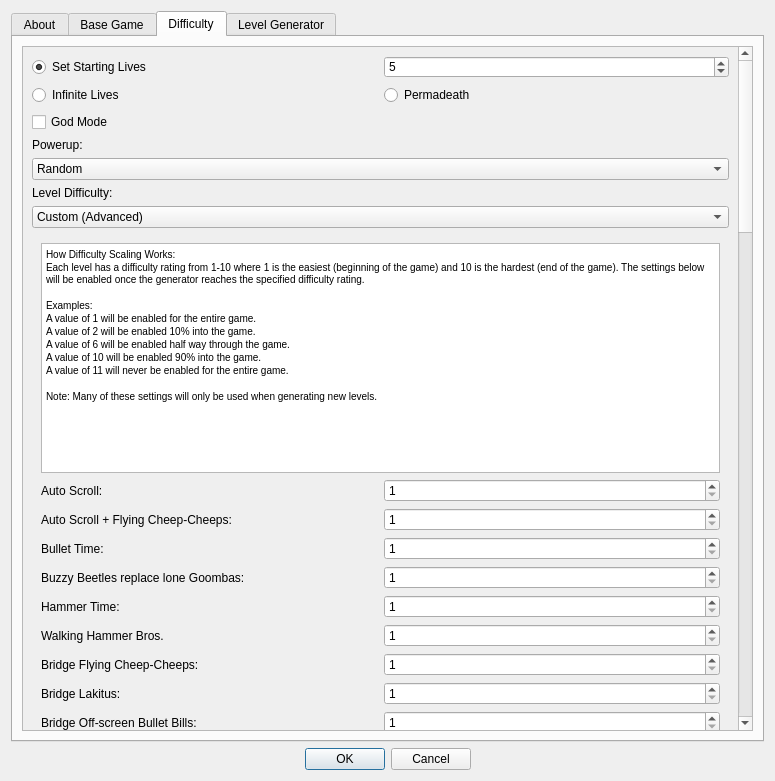
Qt form SMB1/SMB1_Compliance_To_SMB1/Configure_Settings_Form.ui (Coolcord/Level-Headed) before a commit.
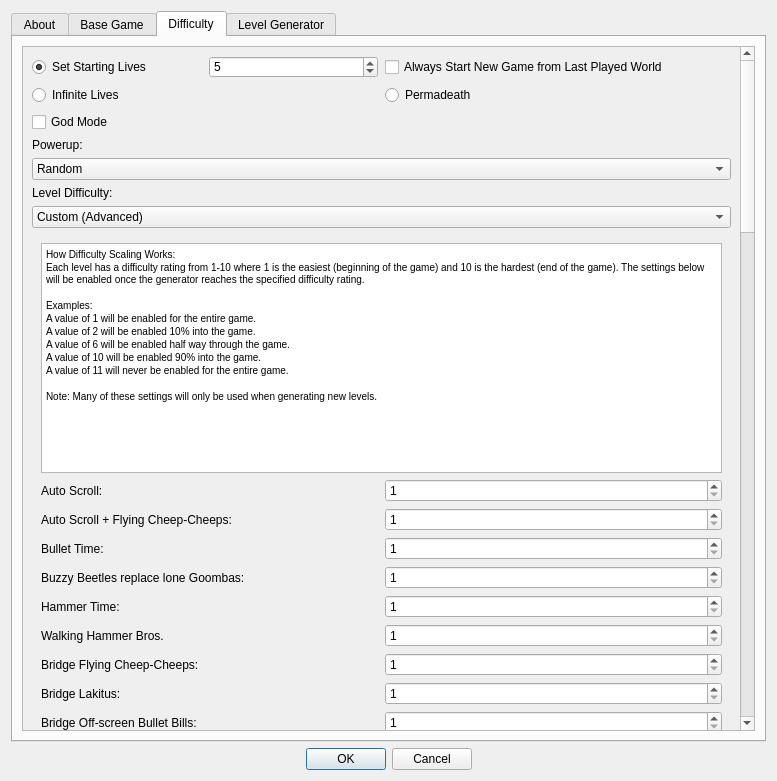
The same form after that commit. The open tabs and pages were chosen to show the change.

Commit message: Added the option to always start a new game from the last played world

Patch:
```diff
--- a/SMB1/SMB1_Compliance_To_SMB1/Configure_Settings_Form.ui
+++ b/SMB1/SMB1_Compliance_To_SMB1/Configure_Settings_Form.ui
@@ -6,7 +6,7 @@
    <rect>
     <x>0</x>
     <y>0</y>
-    <width>775</width>
+    <width>777</width>
     <height>781</height>
    </rect>
   </property>
@@ -844,8 +844,8 @@
            <rect>
             <x>0</x>
             <y>0</y>
-            <width>708</width>
-            <height>3009</height>
+            <width>710</width>
+            <height>3011</height>
            </rect>
           </property>
           <layout class="QVBoxLayout" name="verticalLayout_3">
@@ -877,6 +877,8 @@
               <item>
                <layout class="QHBoxLayout" name="horizontalLayout_7">
                 <item>
+                 <layout class="QHBoxLayout" name="horizontalLayout_11">
+                  <item>
                  <widget class="QRadioButton" name="radioStartingLives">
                   <property name="text">
                    <string>Set Starting Lives</string>
@@ -902,6 +904,15 @@
                </layout>
               </item>
               <item>
+                 <widget class="QCheckBox" name="cbAlwaysRestartFromCurrentWorldAfterGameOver">
+                  <property name="text">
+                   <string>Always Start New Game from Last Played World</string>
+                  </property>
+                 </widget>
+                </item>
+               </layout>
+              </item>
+              <item>
                <layout class="QHBoxLayout" name="horizontalLayout_8">
                 <item>
                  <widget class="QRadioButton" name="radioInfiniteLives">
```
Left out of the diff: 6 changed lines with no effect on the pictures. Lines whose indentation alone changed are shown as unchanged. The commit also changes 7 other files.
